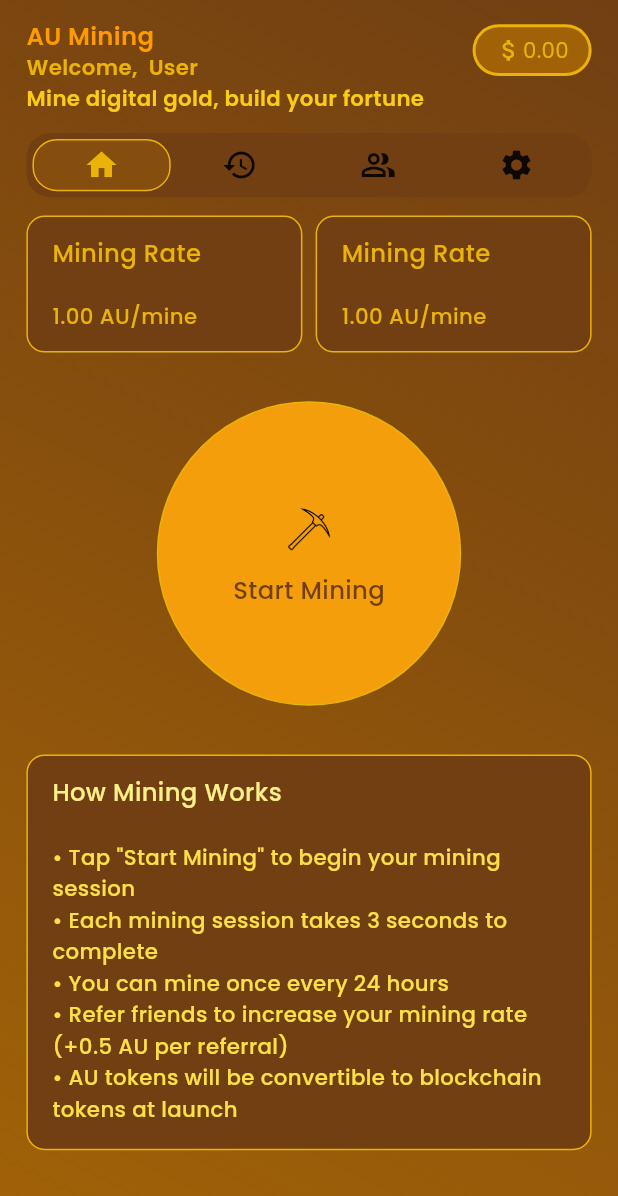
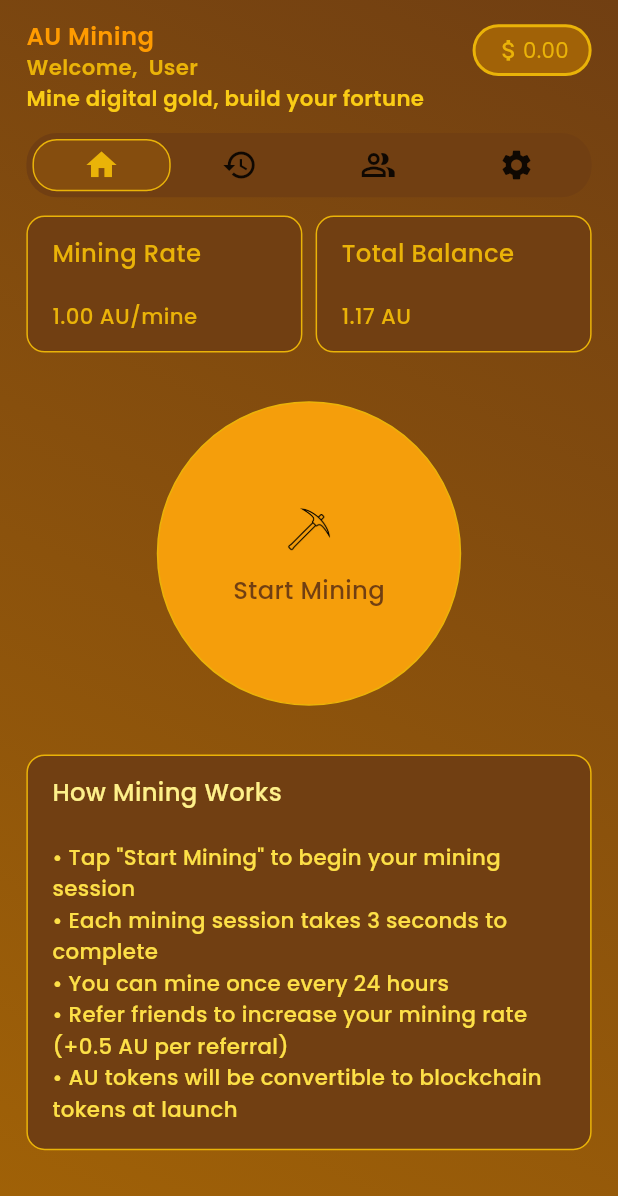
Before and after one commit to talhamehtab2014/mining_app, a Flutter app: the BottomNavigationView screen opened by its route, on a phone screen of 412 x 824 dp. Shown: the top 1196 px of the screen. Run offline on Flutter 3.47's test engine with Material 3 defaults, Android fonts, the light colour scheme and no system bars; our stand-ins replace auto_size_text, connectivity_plus, dio, firebase_core, flutter_screenutil, font_awesome_flutter and 7 more; accounts and stored records are empty; generated files the repository leaves out were written again.

Commit message:
feat: implement mining timer and update UI for next mine section

```diff
--- a/lib/src/presentation/post_login/bottom_navigation/bottom_navigation.dart
+++ b/lib/src/presentation/post_login/bottom_navigation/bottom_navigation.dart
@@ -145,7 +145,7 @@ class _BottomNavigationViewState extends State<BottomNavigationView> {
       decoration: BoxDecoration(
         color: R.palette.yellow900,
 
-        borderRadius: BorderRadius.circular(16.r),
+        borderRadius: BorderRadius.circular(20.r),
       ),
       child: Row(
         children: controller.iconData.map((element) {
--- a/lib/src/presentation/post_login/home/home.dart
+++ b/lib/src/presentation/post_login/home/home.dart
@@ -27,23 +27,22 @@ class HomeView extends GetView<HomeViewModel> {
                     ),
                     8.horizontalSpace,
                     Expanded(
-                      child: homeTopHeaderCard('Mining Rate', '1.00 AU/mine'),
+                      child: homeTopHeaderCard('Total Balance', '1.17 AU'),
                     ),
                   ],
                 ),
-                if (controller.isMineStarted) ...[
-                  16.verticalSpace,
-                  _nextMineButtonSection(),
-                ],
+                if (controller.isMineStarted) 16.verticalSpace,
+                _nextMineButtonSection(controller.isMineStarted),
+
                 32.verticalSpace,
                 SeesawZoom(
-                  runFor: const Duration(seconds: 10),
+                  runFor: const Duration(seconds: 3),
                   period: const Duration(milliseconds: 1200),
                   maxDegrees: 12,
                   minScale: 0.92,
                   maxScale: 1.0,
                   autoStart: false,
-                  startOnTap: true,
+                  startOnTap: !controller.isMineStarted,
                   onStart: () {
                     controller.isMineStarted = false;
                     controller.update();
@@ -56,7 +55,9 @@ class HomeView extends GetView<HomeViewModel> {
                     alignment: Alignment.center,
                     padding: EdgeInsets.all(16.sp),
                     decoration: BoxDecoration(
-                      color: R.palette.amber500,
+                      color: R.palette.amber500.withOpacity(
+                        controller.isMineStarted ? 0.5 : 1.0,
+                      ),
                       border: Border.all(color: R.palette.yellow500),
                       shape: BoxShape.circle,
                     ),
@@ -70,7 +71,9 @@ class HomeView extends GetView<HomeViewModel> {
                         ),
                         16.verticalSpace,
                         CommonLabelTextWidget(
-                          text: 'Start Mining',
+                          text: controller.isMineStarted
+                              ? 'Cooldown'
+                              : 'Start Mining',
                           fontWeight: FontWeight.w500,
                           fontSize: 16.sp,
                           textColor: R.palette.yellow900,
@@ -97,8 +100,10 @@ class HomeView extends GetView<HomeViewModel> {
     );
   }
 
-  Widget _nextMineButtonSection() {
-    return Container(
+  Widget _nextMineButtonSection(bool isMineStarted) {
+    return AnimatedCrossFade(
+      duration: Duration(milliseconds: 500),
+      firstChild: Container(
         padding: EdgeInsets.all(16.sp),
         decoration: BoxDecoration(
           color: R.palette.yellow900,
@@ -135,11 +140,13 @@ class HomeView extends GetView<HomeViewModel> {
                       textColor: R.palette.yellow500,
                     ),
                     16.verticalSpace,
-                  CommonLabelTextWidget(
-                    text: '23:15:42',
+                    Obx(
+                      () => CommonLabelTextWidget(
+                        text: controller.hmsLetters,
                         fontWeight: FontWeight.w500,
                         fontSize: 22.sp,
                         textColor: R.palette.yellow500,
+                      ),
                     ),
                   ],
                 ),
@@ -153,6 +160,11 @@ class HomeView extends GetView<HomeViewModel> {
             ),
           ],
         ),
+      ),
+      secondChild: SizedBox.shrink(),
+      crossFadeState: isMineStarted
+          ? CrossFadeState.showFirst
+          : CrossFadeState.showSecond,
     );
   }
 
--- a/lib/src/presentation/post_login/home/home_view_model.dart
+++ b/lib/src/presentation/post_login/home/home_view_model.dart
@@ -1,16 +1,100 @@
+import 'dart:async';
+
 import 'package:get/get.dart';
 
 class HomeViewModel extends GetxController {
   bool isMineStarted = false;
 
+  /// State
+  final Rx<DateTime> _start = DateTime.now().obs;
+
+  DateTime get start => _start.value;
+
+  late DateTime _end;
+
+  DateTime get end => _end;
+  final bool clampAtZero = true;
+
+  final Rx<Duration> remaining = Duration.zero.obs;
+
+  Timer? _timer;
+
+  /// Set/replace the start time and (re)start the ticker.
+  void setStart(DateTime startTime) {
+    _start.value = startTime;
+    _end = startTime.add(const Duration(hours: 24));
+    _startTicker();
+  }
+
+  /// Stop the ticker (e.g., when leaving the screen manually).
+  void stop() => _stopTicker();
+
+  /// Strings (auto-updated via `remaining`)
+  String get hhmmss => _fmtHHMMSS(remaining.value);
+
+  String get hmsLetters => _fmtHmsLetters(remaining.value);
+
   @override
   void onInit() {
     super.onInit();
+
     print("HomeViewModel initialized");
   }
 
   void startMining() {
     isMineStarted = true;
+    setStart(start);
     update();
+    // Future.delayed(Duration(seconds: 5), () {
+    //   isMineStarted = false;
+    //   stop();
+    //   update();
+    // });
+  }
+
+  @override
+  void onClose() {
+    _stopTicker();
+    super.onClose();
+  }
+
+  String _pad2(int n) => n.toString().padLeft(2, '0');
+
+  void _startTicker() {
+    _stopTicker(); // avoid duplicates
+    _tick(); // immediate first update
+    _timer = Timer.periodic(const Duration(seconds: 1), (_) => _tick());
+  }
+
+  void _stopTicker() {
+    _timer?.cancel();
+    _timer = null;
+  }
+
+  void _tick() {
+    var diff = _end.difference(DateTime.now());
+
+    if (clampAtZero && diff.isNegative) {
+      diff = Duration.zero;
+      remaining.value = diff;
+      _stopTicker(); // auto-stop at 00:00:00
+      return;
+    }
+
+    remaining.value = diff;
+  }
+
+  String _fmtHHMMSS(Duration d) {
+    final h = d.inHours;
+    final m = d.inMinutes % 60;
+    final s = d.inSeconds % 60;
+    return "${_pad2(h)} ${_pad2(m)} ${_pad2(s)}";
+  }
+
+  String _fmtHmsLetters(Duration d) {
+    final h = d.inHours;
+    final m = d.inMinutes % 60;
+    final s = d.inSeconds % 60;
+    return "${_pad2(h)}h ${_pad2(m)}m ${_pad2(s)}s";
   }
 }
```
Lines whose indentation alone changed are shown as unchanged.
